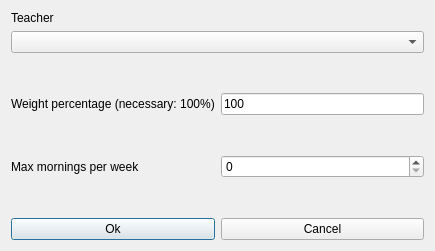
The window that fet/src/interface/modifyconstraintteachermaxmorningsperweekform_template.ui (vonmecheln/fet) describes before a commit, drawn with Qt 5.
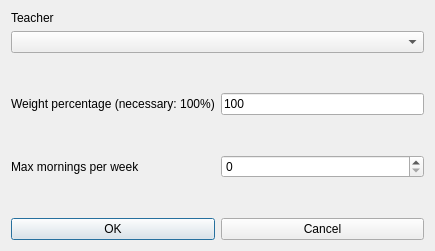
The same window after the commit.

The edit to the form file:
```diff
--- a/fet/src/interface/modifyconstraintteachermaxmorningsperweekform_template.ui
+++ b/fet/src/interface/modifyconstraintteachermaxmorningsperweekform_template.ui
@@ -141,7 +141,7 @@
      <item>
       <widget class="QPushButton" name="okPushButton">
        <property name="text">
-        <string>Ok</string>
+        <string>OK</string>
        </property>
       </widget>
      </item>
```
